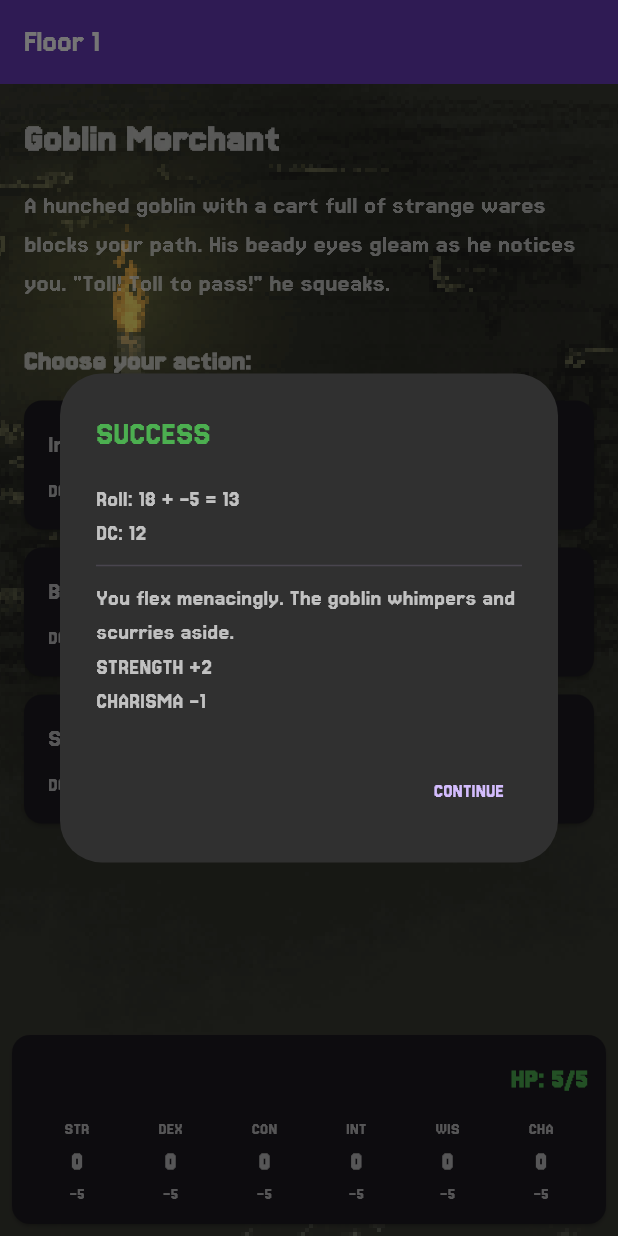
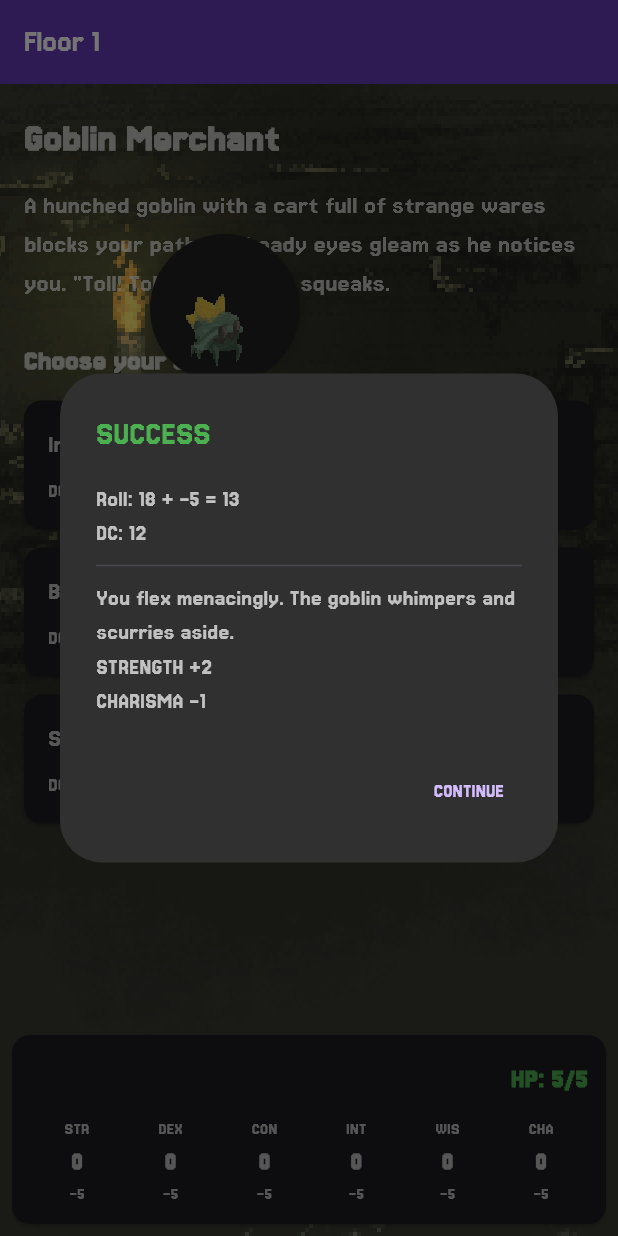
Before and after one commit to UnkGuy/PocketCrawler, a Flutter app: the GameScreen screen opened directly with empty values, after a tap on an icon or button, on a phone screen of 412 x 824 dp. Run offline on Flutter 3.47's test engine with Material 3 defaults, Android fonts, the phone set to English and light mode, and no system bars.

Commit message:
Updated UI and added item and background sprites

```diff
--- a/pocketcrawler/lib/dungeon/game_state.dart
+++ b/pocketcrawler/lib/dungeon/game_state.dart
@@ -116,7 +116,7 @@ class GameState {
   }
 
   /// Make a choice in the current scenario
-  ChoiceResult makeChoice(Choice choice) {
+  ChoiceResult makeChoice(Choice choice,PetController myPetController) {
     choicesMade++;
 
     // Perform ability check
@@ -134,7 +134,7 @@ class GameState {
         ? choice.successOutcome
         : choice.failureOutcome;
 
-    String outcomeMessage = outcome.apply(pet, _handleOutcomeCallback);
+    String outcomeMessage = outcome.apply(pet, _handleOutcomeCallback,myPetController);
 
     // Log to history
     _logChoice(choice, checkResult);
--- a/pocketcrawler/lib/dungeon/scenario.dart
+++ b/pocketcrawler/lib/dungeon/scenario.dart
@@ -1,6 +1,42 @@
 import 'dart:math';
 import '../pet.dart';
 import 'dice_roller.dart';
+import 'package:flutter/material.dart';
+
+class PetController extends ChangeNotifier {
+  Color flashColor = Colors.transparent;
+  String effects = "";
+
+  void triggerEffect(Color color, String debuff){
+    flashColor = color;
+    effects = debuff;
+    notifyListeners();
+  }
+
+  void triggerShake(){
+    flashColor = Colors.white10;
+    effects = "";
+    notifyListeners();
+  }
+
+  void triggerDamage() {
+    flashColor = Colors.red;
+    effects = "";
+    notifyListeners();
+  }
+
+  void triggerHeal() {
+    flashColor = Colors.green;
+    effects = "";
+    notifyListeners();
+  }
+
+  void triggerStatBoost() {
+    flashColor = Colors.blue;
+    effects = "";
+    notifyListeners();
+  }
+}
 
 /// Represents a scenario encounter in the dungeon
 class Scenario {
@@ -127,11 +163,12 @@ class Outcome {
   });
 
   /// Apply all effects to the pet and return a detailed result message
-  String apply(Pet pet, GameStateCallback? callback) {
+  String apply(Pet pet, GameStateCallback? callback,PetController? controller) {
     StringBuffer resultMessage = StringBuffer(description);
 
     for (var effect in effects) {
-      String effectMessage = _applyEffect(effect, pet, callback);
+      // Pass the controller down to the individual effects
+      String effectMessage = _applyEffect(effect, pet, callback, controller);
       if (effectMessage.isNotEmpty) {
         resultMessage.write('\n$effectMessage');
       }
@@ -141,30 +178,42 @@ class Outcome {
   }
 
   /// Apply a single effect and return its message
-  String _applyEffect(OutcomeEffect effect, Pet pet, GameStateCallback? callback) {
+  String _applyEffect(OutcomeEffect effect, Pet pet, GameStateCallback? callback, PetController? controller) {
     switch (effect.type) {
       case OutcomeEffectType.statChange:
         return _applyStatChange(effect, pet);
 
       case OutcomeEffectType.healthChange:
+        if (effect.amount != null) {
+          if (effect.amount! < 0) {
+            controller?.triggerDamage(); // Red flash + Shake
+          } else {
+            controller?.triggerHeal();   // Green flash
+          }
+        }
         return _applyHealthChange(effect, pet);
 
       case OutcomeEffectType.statusEffect:
+        controller?.triggerEffect(effect.statusEffect!.color, effect.statusEffect!.name);
         return _applyStatusEffect(effect, pet);
 
       case OutcomeEffectType.giveItem:
         return _applyGiveItem(effect, callback);
 
       case OutcomeEffectType.skipFloors:
+        controller?.triggerShake();
         return _applySkipFloors(effect, callback);
 
       case OutcomeEffectType.loseFloors:
+        controller?.triggerShake();
         return _applyLoseFloors(effect, callback);
 
       case OutcomeEffectType.swapStats:
+        controller?.triggerStatBoost();
         return _applySwapStats(effect, pet);
 
       case OutcomeEffectType.maxHealthChange:
+        effect.amount! > 0 ? controller?.triggerHeal() : controller?.triggerDamage();
         return _applyMaxHealthChange(effect, pet);
 
       }
--- a/pocketcrawler/lib/dungeon/scenario_library.dart
+++ b/pocketcrawler/lib/dungeon/scenario_library.dart
@@ -1,3 +1,5 @@
+import 'package:flutter/material.dart';
+
 import '../pet.dart';
 import 'scenario.dart';
 
@@ -145,6 +147,7 @@ class ScenarioLibrary {
             OutcomeEffect.addStatus(StatusEffect(
               name: "Statue's Curse",
               type: StatusEffectType.cursed,
+              color: Color.fromRGBO(110, 70, 85, 1.0),
               duration: 3,
               description: 'Strength checks have disadvantage',
               canStack: false
@@ -182,6 +185,7 @@ class ScenarioLibrary {
             OutcomeEffect.healthChange(-4),
             OutcomeEffect.addStatus(StatusEffect(
               name: 'Poisoned',
+              color: Color.fromRGBO(157, 70, 228, 1.0),
               type: StatusEffectType.statPenalty,
               duration: 5,
               description: 'All stats reduced by 1',
@@ -333,6 +337,7 @@ class ScenarioLibrary {
             OutcomeEffect.statChange('wisdom', 4),
             OutcomeEffect.addStatus(StatusEffect(
               name: 'Fey Blessing',
+              color: Color.fromRGBO(247, 255, 200, 1.0),
               type: StatusEffectType.blessed,
               duration: 10,
               description: 'Advantage on Wisdom checks',
@@ -361,6 +366,7 @@ class ScenarioLibrary {
             OutcomeEffect.statChange('constitution', 3),
             OutcomeEffect.addStatus(StatusEffect(
               name: 'Mushroom Enhancement',
+              color: Color.fromRGBO(145, 127, 223, 1.0),
               type: StatusEffectType.statBoost,
               duration: 8,
               description: '+2 to all stats',
@@ -382,6 +388,7 @@ class ScenarioLibrary {
             OutcomeEffect.addStatus(StatusEffect(
               name: 'Severe Poisoning',
               type: StatusEffectType.cursed,
+              color: Color.fromRGBO(104, 147, 72, 1.0),
               duration: 10,
               description: 'All stats reduced by 2',
               statModifiers: {
@@ -457,6 +464,7 @@ class ScenarioLibrary {
           effects: [
             OutcomeEffect.statChange('charisma', 5),
             OutcomeEffect.addStatus(StatusEffect(
+              color: Color.fromRGBO(250, 172, 36, 1.0),
               name: 'Bardic Inspiration',
               type: StatusEffectType.advantage,
               duration: 8,
@@ -494,6 +502,7 @@ class ScenarioLibrary {
             OutcomeEffect.loseFloors(4),
             OutcomeEffect.addStatus(StatusEffect(
               name: 'Bard\'s Curse',
+              color: Color.fromRGBO(236, 0, 63, 1.0),
               type: StatusEffectType.disadvantage,
               duration: 7,
               description: 'Disadvantage on all checks',
--- /dev/null
+++ b/pocketcrawler/lib/image_bubble.dart
@@ -0,0 +1,145 @@
+import 'dart:math';
+import 'package:flutter/material.dart';
+
+import 'dungeon/scenario.dart';
+
+class DraggableBubble extends StatefulWidget {
+  final Widget child;
+  final Offset initialPosition;
+  final double size;
+  final PetController? controller;
+
+  const DraggableBubble({
+    super.key,
+    required this.child,
+    this.initialPosition = const Offset(100, 100),
+    this.size = 80.0,
+    this.controller,
+  });
+
+  // This allows us to access the State from the parent
+  @override
+  State<DraggableBubble> createState() => DraggableBubbleState();
+}
+
+// Note: I removed the '_' from DraggableBubbleState so it's public
+class DraggableBubbleState extends State<DraggableBubble> with TickerProviderStateMixin {
+  late Offset position;
+
+  // Animation controllers
+  late AnimationController _shakeController;
+  Color _overlayColor = Colors.transparent;
+
+  @override
+  void initState() {
+    super.initState();
+    position = widget.initialPosition;
+    widget.controller?.addListener(_handleEvent);
+
+    _shakeController = AnimationController(
+      duration: const Duration(milliseconds: 50),
+      vsync: this,
+    );
+  }
+
+  void _handleEvent() {
+    if (widget.controller == null) return;
+
+    final color = widget.controller!.flashColor;
+
+    // If it's red (damage), add a shake!
+    if (color == Colors.red) {
+      shake();
+    }
+    //do other things based on status effect
+    switch(widget.controller!.effects){
+      case "shaken":
+        shake();
+    }
+
+    // Apply the flash color from the controller
+    if(color != Colors.white10){
+    flash(color, const Duration(milliseconds: 300));
+    }else{
+      shake();
+    }
+  }
+
+  // --- PUBLIC METHODS ---
+
+  /// Flashes the pet with a specific color (e.g., Red for damage, Green for heal)
+  void flash(Color color, Duration duration) async {
+    setState(() => _overlayColor = color);
+    await Future.delayed(duration);
+    if (mounted) {
+      setState(() => _overlayColor = Colors.transparent);
+    }
+  }
+
+  /// Makes the pet shake for a specific duration
+  void shake({int count = 6}) async {
+    for (int i = 0; i < count; i++) {
+      await _shakeController.forward(from: 0.0);
+      await _shakeController.reverse();
+    }
+  }
+
+  @override
+  void dispose() {
+    _shakeController.dispose();
+    widget.controller?.removeListener(_handleEvent);
+    super.dispose();
+  }
+
+  @override
+  Widget build(BuildContext context) {
+    final screenSize = MediaQuery.of(context).size;
+
+    return Positioned(
+      left: position.dx,
+      top: position.dy,
+      child: GestureDetector(
+        onPanUpdate: (details) {
+          setState(() {
+            position = Offset(
+              (position.dx + details.delta.dx).clamp(0.0, screenSize.width - widget.size),
+              (position.dy + details.delta.dy).clamp(0.0, screenSize.height - widget.size),
+            );
+          });
+        },
+        // AnimatedBuilder handles the "Shake"
+        child: AnimatedBuilder(
+          animation: _shakeController,
+          builder: (context, child) {
+            // Shake logic: slight sine wave rotation or offset
+            double offset = sin(_shakeController.value * pi * 2) * 4;
+            return Transform.translate(
+              offset: Offset(offset, 0),
+              child: child,
+            );
+          },
+          child: Container(
+            width: widget.size,
+            height: widget.size,
+            decoration: BoxDecoration(
+              shape: BoxShape.circle,
+              color: Colors.grey[900],
+              boxShadow: [BoxShadow(color: Colors.black26, blurRadius: 10)],
+            ),
+            clipBehavior: Clip.antiAlias,
+            child: Stack(
+              children: [
+                Positioned.fill(child: widget.child),
+                // The Overlay Color Layer
+                AnimatedContainer(
+                  duration: const Duration(milliseconds: 100),
+                  color: _overlayColor.withOpacity(_overlayColor == Colors.transparent ? 0 : 0.5),
+                ),
+              ],
+            ),
+          ),
+        ),
+      ),
+    );
+  }
+}
--- a/pocketcrawler/lib/pet.dart
+++ b/pocketcrawler/lib/pet.dart
@@ -1,4 +1,6 @@
 import 'dart:math';
+import 'package:flutter/material.dart';
+
 import 'dungeon/dice_roller.dart';
 
 /// Represents a pet with DND-style ability scores and health system
@@ -267,6 +269,7 @@ class StatusEffect {
   String description;
   StatusEffectType type;
   Map<String, int>? statModifiers;
+  Color color;
 
   final bool canStack;
 
@@ -275,6 +278,7 @@ class StatusEffect {
     required this.type,
     required this.duration,
     required this.description,
+    this.color=Colors.white,
     this.statModifiers,
     this.canStack = true, // Default to true (Stacking) if you prefer
   });
--- a/pocketcrawler/lib/screens/game_screen.dart
+++ b/pocketcrawler/lib/screens/game_screen.dart
@@ -4,6 +4,7 @@ import 'package:flutter/material.dart';
 import '../dungeon/game_state.dart';
 import '../dungeon/scenario.dart';
 import '../dungeon/scenario_library.dart';
+import '../image_bubble.dart';
 import '../pet.dart';
 import 'game_over_screen.dart';
 import '/hover_icon.dart';
@@ -18,6 +19,9 @@ class GameScreen extends StatefulWidget {
 }
 
 class _GameScreenState extends State<GameScreen> {
+
+  final PetController myPetController = PetController();
+
   @override
   void initState() {
     super.initState();
@@ -39,7 +43,7 @@ class _GameScreenState extends State<GameScreen> {
   }
 
   void _makeChoice(Choice choice) async {
-    final result = widget.gameState.makeChoice(choice);
+    final result = widget.gameState.makeChoice(choice,myPetController);
 
     // Show result dialog
     await showDialog(
@@ -149,7 +153,9 @@ class _GameScreenState extends State<GameScreen> {
         backgroundColor: Colors.deepPurple,
         automaticallyImplyLeading: false,
       ),
-      body: Container(
+      body: Stack(
+        children: [
+          Container(
             decoration: BoxDecoration(
                 image: DecorationImage(
                   image: AssetImage("assets/backgrounds/Dungeon${min(3, (widget.gameState.currentFloor/20).ceil())}.gif"),
@@ -312,6 +318,19 @@ class _GameScreenState extends State<GameScreen> {
 
               ],
             ),
+          ),
+
+          //pet image
+          DraggableBubble(
+            controller: myPetController,
+            size: 100,
+            child: Image.asset(
+              'assets/pets/pet_crystalcrab.gif',
+              fit: BoxFit.cover,
+              filterQuality: FilterQuality.none,
+            ),
+          ),
+        ],
       )
     );
   }
@@ -362,7 +381,7 @@ class _GameScreenState extends State<GameScreen> {
                       '${successChance.toStringAsFixed(0)}% success',
                       style: const TextStyle(
                         color: Colors.amber,
-                        fontWeight: FontWeight.bold,
+                        fontWeight: FontWeight.normal,
                       ),
                     ),
                 ],
--- a/pocketcrawler/pubspec.yaml
+++ b/pocketcrawler/pubspec.yaml
@@ -60,6 +60,7 @@ flutter:
   assets:
     - assets/backgrounds/
     - assets/items/
+    - assets/pets/
 
   # To add assets to your application, add an assets section, like this:
   # assets:
```
Lines whose indentation alone changed are shown as unchanged.
